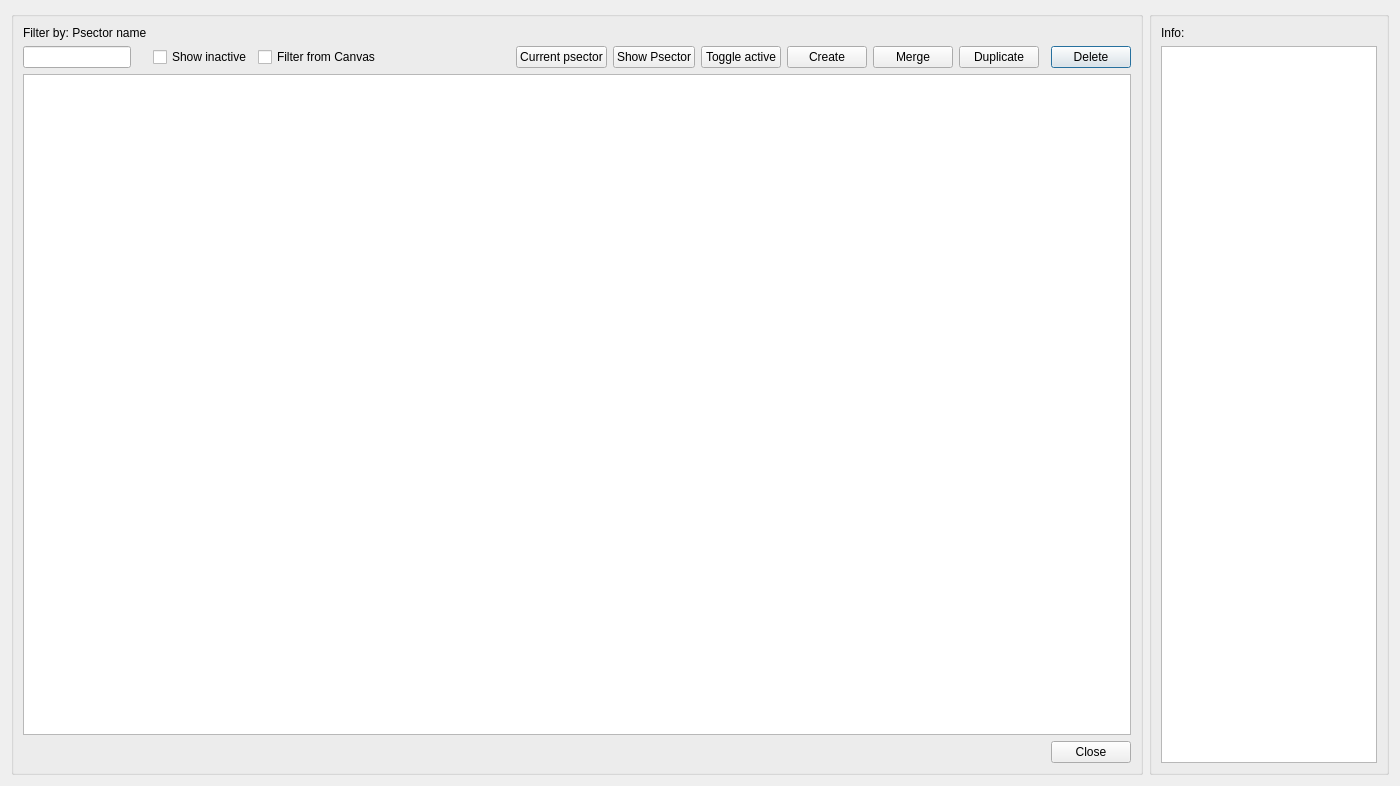
Before: the Qt Designer form core/ui/toolbars/plan/psector_manager.ui in Giswater/giswater_qgis_plugin, drawn with Qt 5.
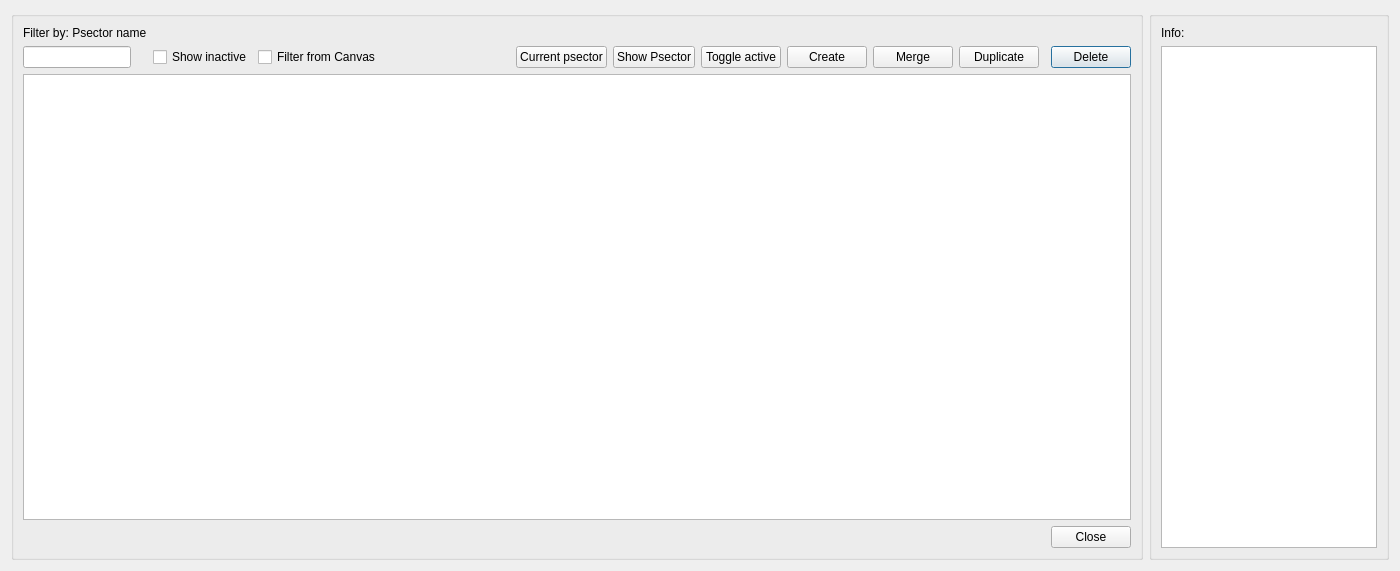
After: the same form once the commit is applied.

Commit message: refactor(dialogs): resize dialogs and move workcat_manager.ui into utilities

What changed in the file:
```diff
--- a/core/ui/toolbars/plan/psector_manager.ui
+++ b/core/ui/toolbars/plan/psector_manager.ui
@@ -7,7 +7,7 @@
     <x>0</x>
     <y>0</y>
     <width>1400</width>
-    <height>786</height>
+    <height>571</height>
    </rect>
   </property>
   <property name="windowTitle">
```
The commit also changes 3 other files.
